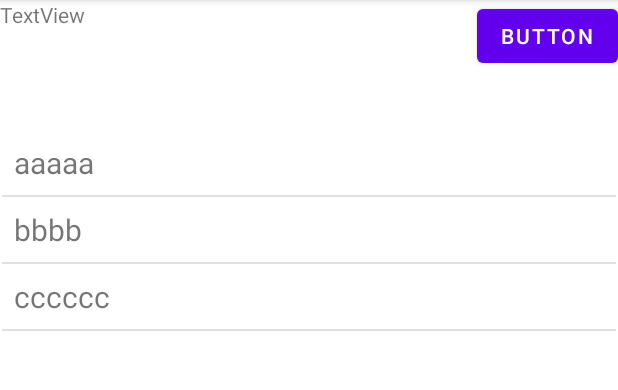
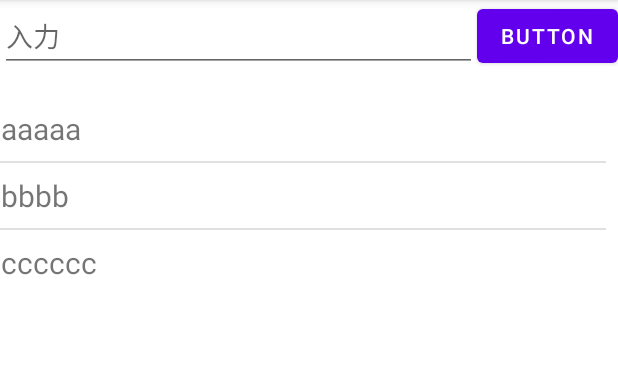
Before and after one commit to itc-s21009/VocabularyBook, an Android app: the WordSearchActivity screen opened directly, with no data from a screen before it, on a phone screen of 412 x 824 dp, the part 84-474 px from its top. Run offline under Robolectric (Android 15) with nearby library versions, the phone set to English and light mode, and no system bars.

Commit message:
単語検索画面　text -> Edit

```diff
--- a/app/src/main/AndroidManifest.xml
+++ b/app/src/main/AndroidManifest.xml
@@ -15,7 +15,13 @@
         tools:targetApi="31">
         <activity
             android:name=".WordSearchActivity"
-            android:exported="false" />
+            android:exported="true" >
+
+
+
+        </activity>
+
+
         <activity
             android:name=".MainActivity"
             android:exported="true">
--- a/app/src/main/java/jp/ac/it_college/std/pbl_b/vocabularybook/MainActivity.kt
+++ b/app/src/main/java/jp/ac/it_college/std/pbl_b/vocabularybook/MainActivity.kt
@@ -2,10 +2,14 @@ package jp.ac.it_college.std.pbl_b.vocabularybook
 
 import androidx.appcompat.app.AppCompatActivity
 import android.os.Bundle
+import jp.ac.it_college.std.pbl_b.vocabularybook.databinding.ActivityMainBinding
 
 class MainActivity : AppCompatActivity() {
+    private lateinit var binding: ActivityMainBinding
     override fun onCreate(savedInstanceState: Bundle?) {
         super.onCreate(savedInstanceState)
-        setContentView(R.layout.activity_main)
+        binding = ActivityMainBinding.inflate(layoutInflater)
+        setContentView(binding.root)
+
     }
 }
--- a/app/src/main/res/layout/activity_word_search.xml
+++ b/app/src/main/res/layout/activity_word_search.xml
@@ -5,16 +5,6 @@
     android:layout_width="match_parent"
     android:layout_height="match_parent"
     tools:context=".WordSearchActivity">
-
-    <TextView
-        android:id="@+id/tvSearchWord"
-        android:layout_width="0dp"
-        android:layout_height="0dp"
-        android:text="TextView"
-        app:layout_constraintBottom_toBottomOf="@+id/btWordSearch"
-        app:layout_constraintEnd_toStartOf="@+id/btWordSearch"
-        app:layout_constraintStart_toStartOf="parent"
-        app:layout_constraintTop_toTopOf="parent" />
 
     <Button
         android:id="@+id/btWordSearch"
@@ -26,10 +16,30 @@
 
     <ListView
         android:id="@+id/lvSearchResult"
-        android:layout_width="409dp"
-        android:layout_height="681dp"
+        android:layout_width="wrap_content"
+        android:layout_height="wrap_content"
+        android:layout_marginStart="8dp"
+        android:layout_marginTop="16dp"
+        android:layout_marginEnd="8dp"
+        android:layout_marginBottom="16dp"
         app:layout_constraintBottom_toBottomOf="parent"
         app:layout_constraintEnd_toEndOf="parent"
+        app:layout_constraintHorizontal_bias="1.0"
         app:layout_constraintStart_toStartOf="parent"
-        app:layout_constraintTop_toBottomOf="@+id/textView" />
+        app:layout_constraintTop_toBottomOf="@+id/edWord"
+        app:layout_constraintVertical_bias="0.0" />
+
+    <EditText
+        android:id="@+id/edWord"
+        android:layout_width="0dp"
+        android:layout_height="0dp"
+        android:ems="10"
+        android:gravity="start|top"
+        android:hint="入力"
+        android:inputType="textMultiLine"
+        android:minHeight="48dp"
+        app:layout_constraintBottom_toBottomOf="@+id/btWordSearch"
+        app:layout_constraintEnd_toStartOf="@+id/btWordSearch"
+        app:layout_constraintStart_toStartOf="parent"
+        app:layout_constraintTop_toTopOf="parent" />
 </androidx.constraintlayout.widget.ConstraintLayout>
```
